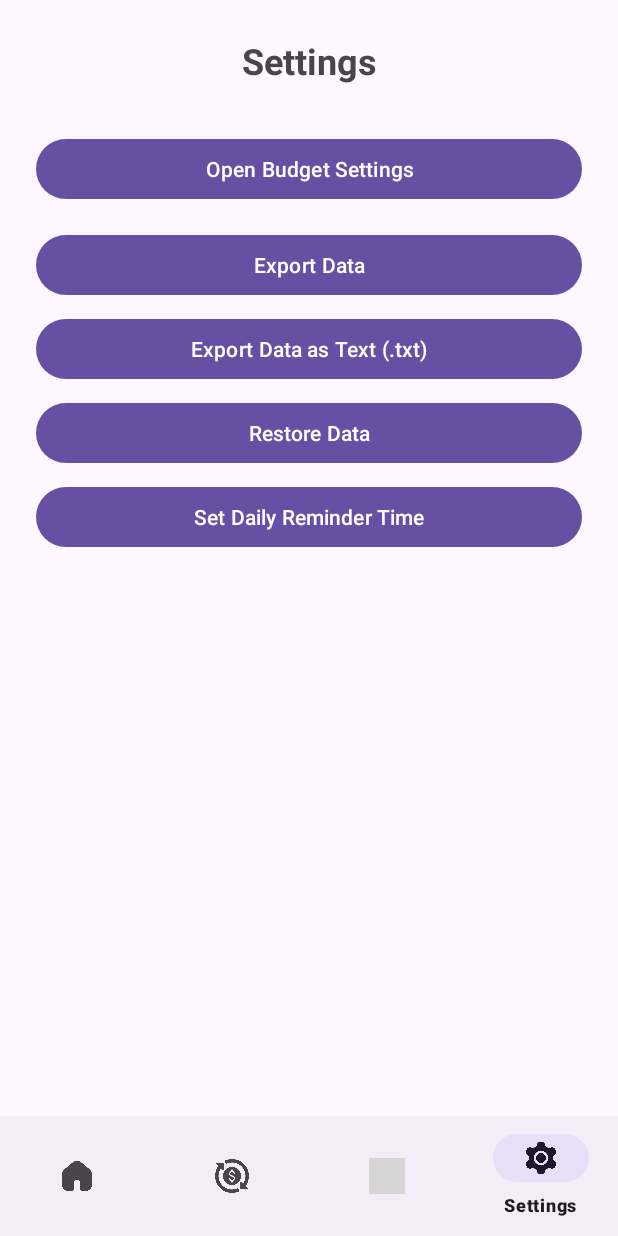
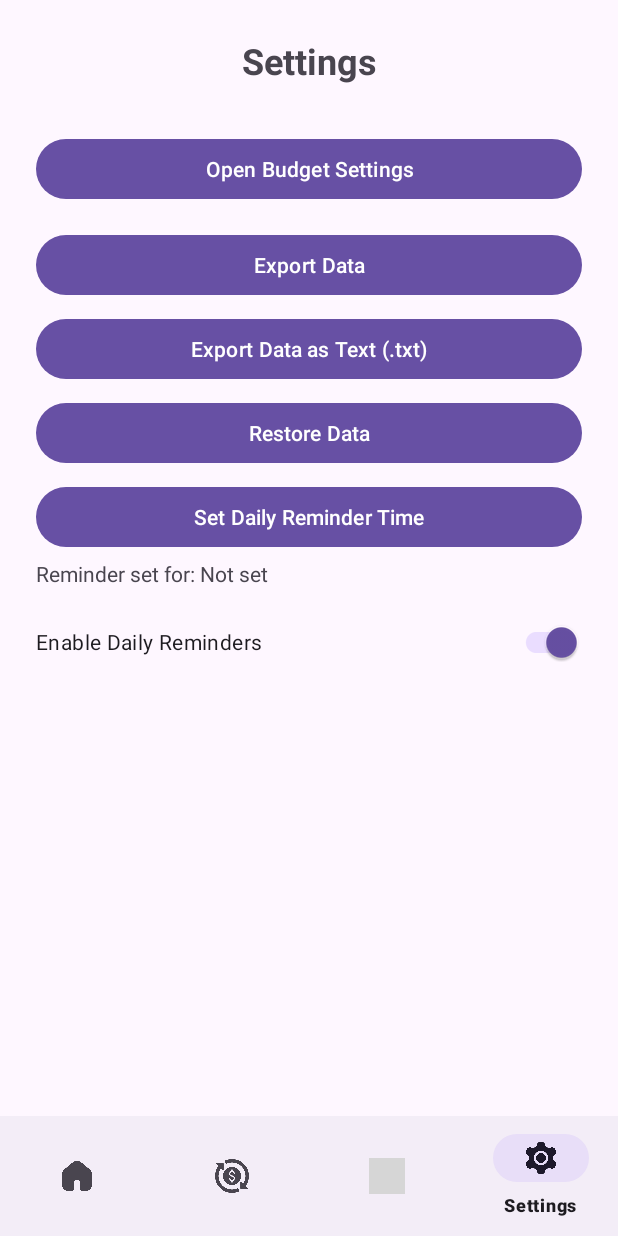
Before and after one commit to dialgolum/Trakcoin, an Android app: the SettingsFragment screen opened through its navigation route, on a phone screen of 412 x 824 dp. Run offline under Robolectric (Android 15) with nearby library versions, the light colour scheme and no system bars; our stand-ins replace navigation-ui; grey boxes are pictures that could not be loaded.

Commit message:
before UI design

```diff
--- a/app/src/main/java/com/example/trakcoin/activities/MainActivity.kt
+++ b/app/src/main/java/com/example/trakcoin/activities/MainActivity.kt
@@ -35,10 +35,15 @@ class MainActivity : AppCompatActivity() {
         }
 
         val prefs = getSharedPreferences("settings", Context.MODE_PRIVATE)
-        val hour = prefs.getInt("reminder_hour", 21)
-        val minute = prefs.getInt("reminder_minute", 30)
+        val enabled = prefs.getBoolean("reminder_enabled", true)
+        if (enabled) {
+            val hour = prefs.getInt("reminder_hour", 21)
+            val minute = prefs.getInt("reminder_minute", 30)
+            scheduleDailyReminder(this, hour, minute)
+        }
 
-        scheduleDailyReminder(this, hour, minute)
+
+
 
         if (Build.VERSION.SDK_INT >= Build.VERSION_CODES.TIRAMISU) {
             if (checkSelfPermission(android.Manifest.permission.POST_NOTIFICATIONS)
--- a/app/src/main/java/com/example/trakcoin/fragments/HomeFragment.kt
+++ b/app/src/main/java/com/example/trakcoin/fragments/HomeFragment.kt
@@ -101,7 +101,7 @@ class HomeFragment : Fragment() {
             requireContext().getSystemService(Context.NOTIFICATION_SERVICE) as NotificationManager
 
         val notification = NotificationCompat.Builder(requireContext(), NotificationUtils.CHANNEL_ID)
-            .setSmallIcon(R.drawable.ic_notification)
+            .setSmallIcon(R.drawable.trakoin)
             .setContentTitle(title)
             .setContentText(message)
             .setPriority(NotificationCompat.PRIORITY_HIGH)
--- a/app/src/main/java/com/example/trakcoin/fragments/SettingsFragment.kt
+++ b/app/src/main/java/com/example/trakcoin/fragments/SettingsFragment.kt
@@ -11,7 +11,9 @@ import android.view.LayoutInflater
 import android.view.View
 import android.view.ViewGroup
 import android.widget.Button
+import android.widget.TextView
 import android.widget.Toast
+import androidx.appcompat.widget.SwitchCompat
 import com.example.trakcoin.R
 import com.example.trakcoin.activities.SettingsActivity
 import com.example.trakcoin.models.Transaction
@@ -52,6 +54,32 @@ class SettingsFragment : Fragment() {
 
         view.findViewById<Button>(R.id.btnSetReminderTime).setOnClickListener {
             showTimePicker()
+        }
+
+        updateDisplayedReminderTime(view)
+
+        val switchReminder = view.findViewById<SwitchCompat>(R.id.switchReminder)
+
+
+        // Load saved reminder status
+        val prefs = requireContext().getSharedPreferences("settings", Context.MODE_PRIVATE)
+        val isEnabled = prefs.getBoolean("reminder_enabled", true)
+        switchReminder.isChecked = isEnabled
+
+        // Listen to toggle
+        switchReminder.setOnCheckedChangeListener { _, isChecked ->
+            prefs.edit().putBoolean("reminder_enabled", isChecked).apply()
+
+            if (isChecked) {
+                // Schedule using saved time or default
+                val hour = prefs.getInt("reminder_hour", 21)
+                val minute = prefs.getInt("reminder_minute", 30)
+                NotificationUtils.scheduleDailyReminder(requireContext(), hour, minute)
+                Toast.makeText(requireContext(), "Reminder enabled", Toast.LENGTH_SHORT).show()
+            } else {
+                NotificationUtils.cancelDailyReminder(requireContext())
+                Toast.makeText(requireContext(), "Reminder disabled", Toast.LENGTH_SHORT).show()
+            }
         }
 
 
@@ -140,8 +168,14 @@ class SettingsFragment : Fragment() {
         val minute = calendar.get(Calendar.MINUTE)
 
         val timePicker  = TimePickerDialog(requireContext(), { _, selectedHour, selectedMinute ->
+            // 🔹 Save selected time
             saveReminderTime(selectedHour, selectedMinute)
+
+            // 🔹 Schedule the reminder
             NotificationUtils.scheduleDailyReminder(requireContext(), selectedHour, selectedMinute)
+
+            // 🔹 Update displayed reminder time ✅
+            updateDisplayedReminderTime(view)
 
             Toast.makeText(
                 requireContext(),
@@ -160,4 +194,18 @@ class SettingsFragment : Fragment() {
             .apply()
     }
 
+    private fun updateDisplayedReminderTime(view: View?) {
+        val prefs = requireContext().getSharedPreferences("settings", Context.MODE_PRIVATE)
+        val hour = prefs.getInt("reminder_hour", -1)
+        val minute = prefs.getInt("reminder_minute", -1)
+
+        val timeText = if (hour != -1 && minute != -1) {
+            "Reminder set for: %02d:%02d".format(hour, minute)
+        } else {
+            "Reminder set for: Not set"
+        }
+
+        view?.findViewById<TextView>(R.id.textReminderTime)?.text = timeText
+    }
+
 }
--- a/app/src/main/java/com/example/trakcoin/receivers/ReminderReceiver.kt
+++ b/app/src/main/java/com/example/trakcoin/receivers/ReminderReceiver.kt
@@ -14,7 +14,7 @@ class ReminderReceiver : BroadcastReceiver() {
         val manager = context.getSystemService(Context.NOTIFICATION_SERVICE) as NotificationManager
 
         val notification = NotificationCompat.Builder(context, NotificationUtils.CHANNEL_ID)
-            .setSmallIcon(R.drawable.ic_reminder)
+            .setSmallIcon(R.drawable.trakoin)
             .setContentTitle("💰 Don’t forget to track expenses!")
             .setContentText("Log your daily spending in TrakCoin 📲")
             .setPriority(NotificationCompat.PRIORITY_HIGH)
--- /dev/null
+++ b/app/src/main/res/drawable/card_bg_expense.xml
@@ -0,0 +1,5 @@
+<?xml version="1.0" encoding="utf-8"?>
+<shape xmlns:android="http://schemas.android.com/apk/res/android">
+    <solid android:color="#FFEBEE"/>
+    <corners android:radius="16dp"/>
+</shape>
--- /dev/null
+++ b/app/src/main/res/drawable/card_bg_income.xml
@@ -0,0 +1,5 @@
+<?xml version="1.0" encoding="utf-8"?>
+<shape xmlns:android="http://schemas.android.com/apk/res/android">
+    <solid android:color="#E8F5E9"/>
+    <corners android:radius="16dp"/>
+</shape>
--- a/app/src/main/res/layout/fragment_home.xml
+++ b/app/src/main/res/layout/fragment_home.xml
@@ -3,7 +3,6 @@
     xmlns:tools="http://schemas.android.com/tools"
     android:orientation="vertical"
     android:padding="24dp"
-
     android:layout_width="match_parent"
     android:layout_height="match_parent"
     tools:context=".fragments.HomeFragment">
--- a/app/src/main/res/layout/fragment_report.xml
+++ b/app/src/main/res/layout/fragment_report.xml
@@ -64,7 +64,8 @@
         android:id="@+id/recyclerCategorySummary"
         android:layout_width="match_parent"
         android:layout_height="match_parent"
-        android:layout_marginTop="12dp" />
+        android:layout_marginTop="12dp"
+        android:layout_marginBottom="80dp"/>
 
 
 </LinearLayout>
--- a/app/src/main/res/layout/fragment_settings.xml
+++ b/app/src/main/res/layout/fragment_settings.xml
@@ -51,5 +51,21 @@
         android:text="Set Daily Reminder Time"
         android:layout_marginTop="8dp" />
 
+    <TextView
+        android:id="@+id/textReminderTime"
+        android:layout_width="match_parent"
+        android:layout_height="wrap_content"
+        android:text="Reminder set for: Not Set"
+        android:textSize="14sp"
+        android:layout_marginTop="4dp"/>
+
+    <androidx.appcompat.widget.SwitchCompat
+        android:id="@+id/switchReminder"
+        android:layout_width="match_parent"
+        android:layout_height="wrap_content"
+        android:text="Enable Daily Reminders"
+        android:checked="true"
+        android:layout_marginTop="12dp"/>
+
 
 </LinearLayout>
--- a/app/src/main/res/layout/fragment_transaction.xml
+++ b/app/src/main/res/layout/fragment_transaction.xml
@@ -3,6 +3,7 @@
     xmlns:tools="http://schemas.android.com/tools"
     android:layout_width="match_parent"
     android:layout_height="match_parent"
+    android:layout_marginBottom="80dp"
     android:fitsSystemWindows="true"
     tools:context=".fragments.TransactionFragment">
 
@@ -32,6 +33,6 @@
         android:layout_alignParentBottom="true"
         android:layout_alignParentEnd="true"
         android:layout_marginEnd="24dp"
-        android:layout_marginBottom="100dp"/>
+        android:layout_marginBottom="10dp"/>
 
 </RelativeLayout>
```
Also changed, not shown: app/src/main/java/com/example/trakcoin/utils/NotificationUtils.kt (+10 -0 lines), app/src/main/res/layout/activity_settings.xml (+9 -0 lines), app/src/main/res/drawable/trakoin.png (added).
